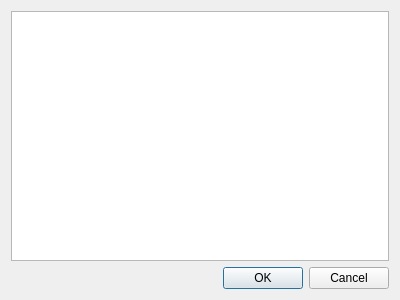
till213/SkyDolly, file src/UserInterface/src/Dialogs/ScenarioSelectionDialog.ui: the form before one commit.
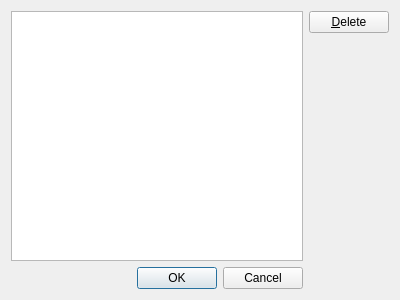
The form after the commit.

Commit message: Implement delete scenario

Patch:
```diff
--- a/src/UserInterface/src/Dialogs/ScenarioSelectionDialog.ui
+++ b/src/UserInterface/src/Dialogs/ScenarioSelectionDialog.ui
@@ -14,9 +14,33 @@
    <string>Dialog</string>
   </property>
   <layout class="QGridLayout" name="gridLayout">
-   <property name="sizeConstraint">
-    <enum>QLayout::SetMinimumSize</enum>
-   </property>
+   <item row="0" column="0">
+    <widget class="QTableWidget" name="scenarioTableWidget"/>
+   </item>
+   <item row="0" column="1">
+    <layout class="QVBoxLayout" name="verticalLayout">
+     <item>
+      <widget class="QPushButton" name="deletePushButton">
+       <property name="text">
+        <string>&amp;Delete</string>
+       </property>
+      </widget>
+     </item>
+     <item>
+      <spacer name="verticalSpacer">
+       <property name="orientation">
+        <enum>Qt::Vertical</enum>
+       </property>
+       <property name="sizeHint" stdset="0">
+        <size>
+         <width>20</width>
+         <height>40</height>
+        </size>
+       </property>
+      </spacer>
+     </item>
+    </layout>
+   </item>
    <item row="1" column="0">
     <widget class="QDialogButtonBox" name="buttonBox">
      <property name="orientation">
```
Left out of the diff: 3 changed lines with no effect on the pictures. The commit also changes 32 other files.
